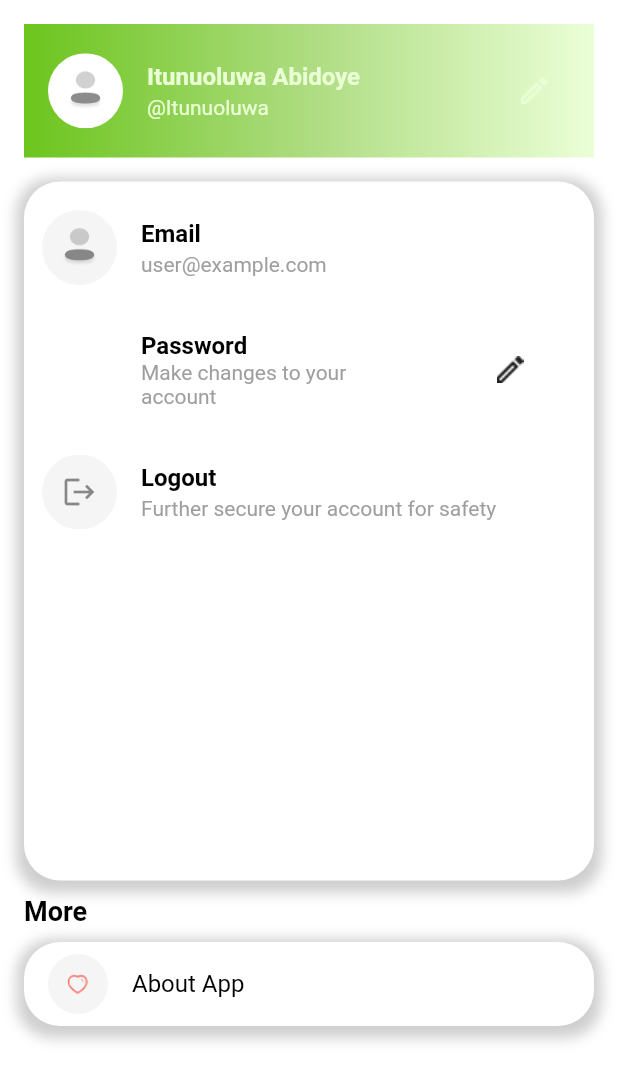
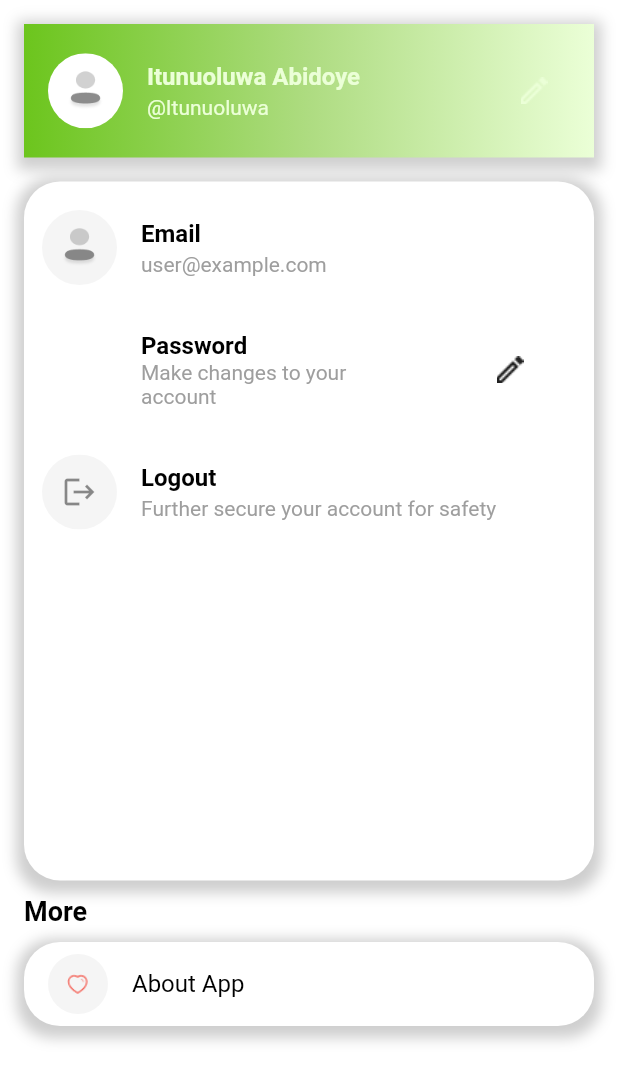
Before and after one commit to Phly101/grabber_app, a Flutter app: the ProfileTab screen opened by its route, on a phone screen of 412 x 824 dp. Shown: the top 1081 px of the screen. Run offline on Flutter 3.47's test engine with Material 3 defaults, Android fonts, the light colour scheme and no system bars; our stand-ins replace animated_splash_screen, device_preview, page_transition; missing offline and left inert: bottom_navbar_with_indicator.

Commit message:
add shadow to header in profile feature

```diff
--- a/lib/UI/Profile/widgets/profile_header.dart
+++ b/lib/UI/Profile/widgets/profile_header.dart
@@ -9,7 +9,8 @@ class ProfileHeader extends StatelessWidget {
     return Container(
       width: double.infinity,
       height: 89,
-      decoration: const BoxDecoration(
+
+      decoration:  BoxDecoration(
         gradient: LinearGradient(
           colors: [
             LightThemeData.secondaryDarkColor,
@@ -19,6 +20,14 @@ class ProfileHeader extends StatelessWidget {
           begin: Alignment.centerLeft,
           end: Alignment.centerRight,
         ),
+        boxShadow: [
+          BoxShadow(
+            color: Colors.grey.withValues(alpha: 0.5) ,
+            spreadRadius: 5,
+            blurRadius: 7,
+            offset: const Offset(0, 3),
+          ),
+        ],
       ),
       child: Center(
         child: ListTile(
```
